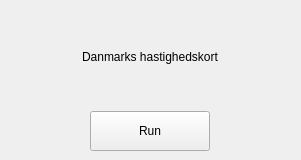
Qt form hast_qgis_plugin_dockwidget_base.ui (SW8-Mobility/hast_qgis_plugin) before a commit.
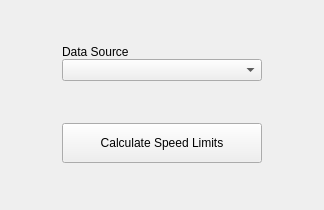
The same form after that commit. Custom widgets are drawn as their Qt base class.

Commit message:
HAST UI according to Wireframe (#12)
Jeg har slettet en .ui fil som ikke længere er relevant. Den var til
popup hvor man kunne vælge dataset, calculation method og add layer. Nu
er det i samme ene vindue

Jeg har tilføjet at draft pr ikke kører GitHub actions

Jeg har færdiggjort det tilkoblede issue om at implementere ui efter
Wireframe

```diff
--- a/hast_qgis_plugin_dockwidget_base.ui
+++ b/hast_qgis_plugin_dockwidget_base.ui
@@ -6,22 +6,26 @@
    <rect>
     <x>0</x>
     <y>0</y>
-    <width>301</width>
-    <height>160</height>
+    <width>324</width>
+    <height>210</height>
    </rect>
   </property>
+  <property name="minimumSize">
+   <size>
+    <width>324</width>
+    <height>210</height>
+   </size>
+  </property>
   <property name="windowTitle">
    <string>HAST</string>
   </property>
   <widget class="QWidget" name="dockWidgetContents">
    <layout class="QGridLayout" name="gridLayout">
-    <item row="2" column="0">
-     <layout class="QHBoxLayout" name="horizontalLayout">
-      <item>
-       <widget class="QPushButton" name="push_btn_run">
+    <item row="1" column="0">
+     <widget class="QPushButton" name="calculateSpeedLimitButton">
         <property name="minimumSize">
          <size>
-          <width>120</width>
+        <width>200</width>
           <height>40</height>
          </size>
         </property>
@@ -35,26 +39,71 @@
          <string extracomment="Click here to run HAST"/>
         </property>
         <property name="text">
-         <string>Run</string>
-        </property>
-       </widget>
-      </item>
-     </layout>
+       <string>Calculate Speed Limits</string>
+      </property>
+     </widget>
     </item>
     <item row="0" column="0">
-     <layout class="QHBoxLayout" name="horizontalLayout_2">
+     <layout class="QVBoxLayout" name="selectLayerComboBoxLayout">
+      <property name="spacing">
+       <number>0</number>
+      </property>
+      <property name="sizeConstraint">
+       <enum>QLayout::SetDefaultConstraint</enum>
+      </property>
+      <property name="leftMargin">
+       <number>0</number>
+      </property>
+      <property name="topMargin">
+       <number>0</number>
+      </property>
+      <property name="bottomMargin">
+       <number>0</number>
+      </property>
       <item>
-       <widget class="QLabel" name="label_2">
+       <widget class="QLabel" name="selectLayerComboBoxLabel">
+        <property name="sizePolicy">
+         <sizepolicy hsizetype="Preferred" vsizetype="Fixed">
+          <horstretch>0</horstretch>
+          <verstretch>0</verstretch>
+         </sizepolicy>
+        </property>
+        <property name="minimumSize">
+         <size>
+          <width>0</width>
+          <height>0</height>
+         </size>
+        </property>
         <property name="text">
-         <string>Danmarks hastighedskort</string>
+         <string>Data Source</string>
         </property>
        </widget>
       </item>
+      <item>
+       <widget class="QgsCheckableComboBox" name="selectLayerComboBox">
+        <property name="sizePolicy">
+         <sizepolicy hsizetype="Preferred" vsizetype="Fixed">
+          <horstretch>0</horstretch>
+          <verstretch>0</verstretch>
+         </sizepolicy>
+        </property>
+        <property name="defaultText">
+         <string>Select layer...</string>
+        </property>
+       </widget>
+      </item>
      </layout>
     </item>
    </layout>
   </widget>
  </widget>
+ <customwidgets>
+  <customwidget>
+   <class>QgsCheckableComboBox</class>
+   <extends>QComboBox</extends>
+   <header>qgscheckablecombobox.h</header>
+  </customwidget>
+ </customwidgets>
  <resources/>
  <connections/>
 </ui>
```
Lines whose indentation alone changed are shown as unchanged. The commit also changes 5 other files.
